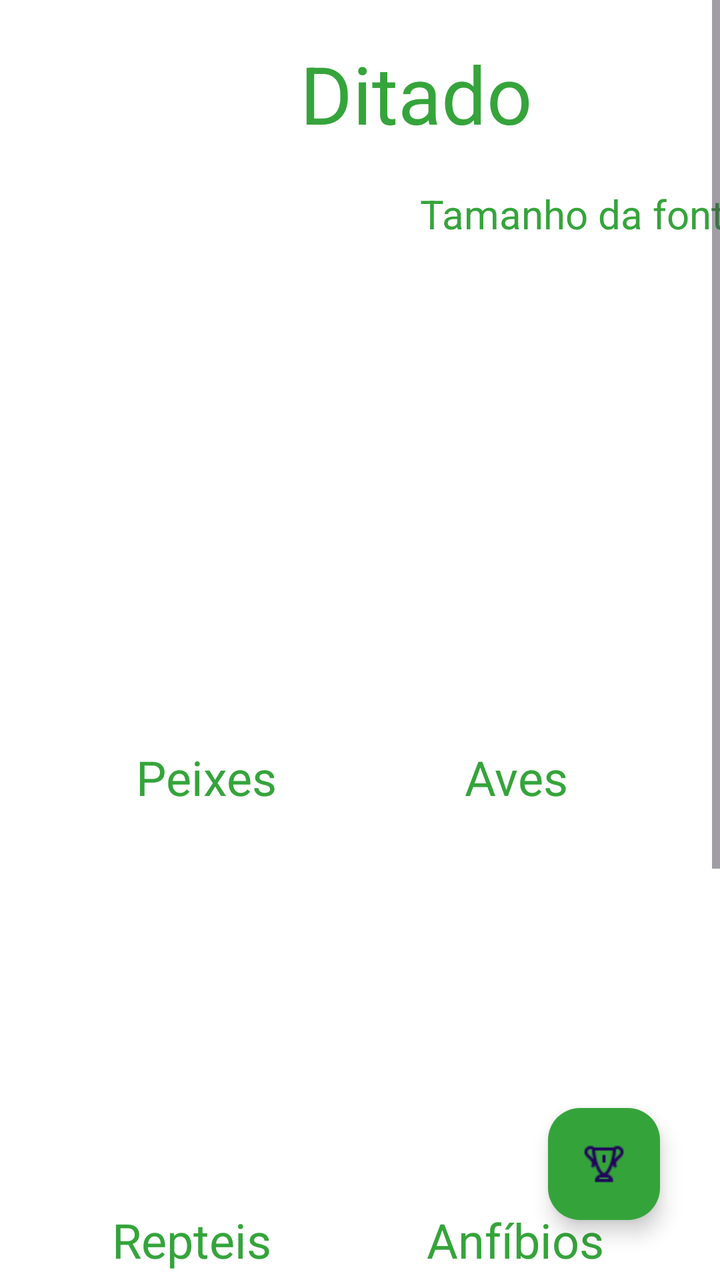
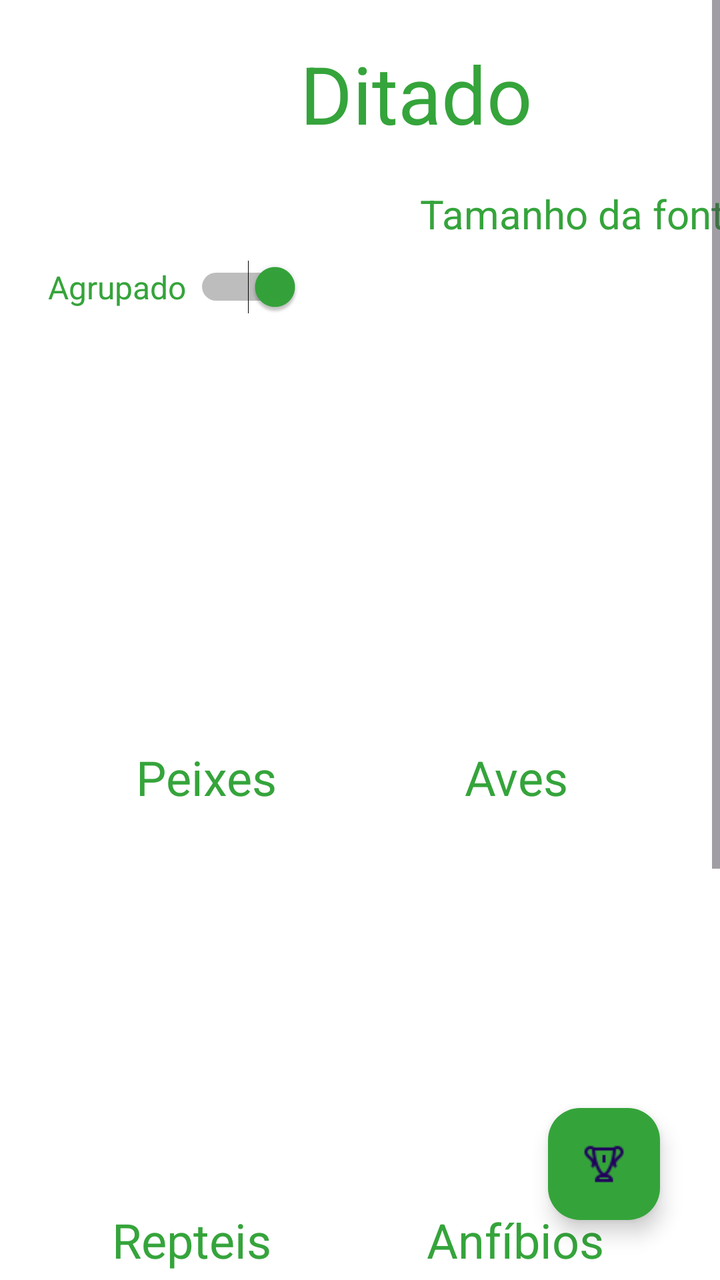

Compare the two renders of this Android layout. The source of the first and the diff that turns it into the second are given below.
<!-- AndroidManifest.xml: application theme Theme.Ditado -->
<!-- res/layout/fragment_first.xml -->
<?xml version="1.0" encoding="utf-8"?>
<androidx.constraintlayout.widget.ConstraintLayout
    xmlns:android="http://schemas.android.com/apk/res/android"
    xmlns:app="http://schemas.android.com/apk/res-auto"
    xmlns:tools="http://schemas.android.com/tools"
    android:layout_width="match_parent"
    android:layout_height="match_parent"
    android:background="@color/white"
    tools:context=".FirstFragment">


    <ScrollView
        android:layout_width="match_parent"
        android:layout_height="match_parent"
        android:fillViewport="true"
        app:layout_constraintBottom_toBottomOf="parent"
        app:layout_constraintEnd_toEndOf="parent"
        app:layout_constraintStart_toStartOf="parent"
        app:layout_constraintTop_toTopOf="parent">


        <androidx.constraintlayout.widget.ConstraintLayout
            android:layout_width="match_parent"
            android:layout_height="wrap_content"
            android:paddingBottom="80dp">

            <TextView
                android:id="@+id/txtTitulo"
                android:layout_width="wrap_content"
                android:layout_height="wrap_content"
                android:layout_marginStart="150sp"
                android:layout_marginTop="20sp"
                android:layout_marginEnd="173sp"
                android:text="@string/titulo"
                android:textColor="@color/destaque"
                android:textSize="40sp"
                app:layout_constraintEnd_toEndOf="parent"
                app:layout_constraintHorizontal_bias="0.0"
                app:layout_constraintStart_toStartOf="parent"
                app:layout_constraintTop_toTopOf="parent" />

            <TextView
                android:id="@+id/txtSpinner"
                android:layout_width="wrap_content"
                android:layout_height="wrap_content"
                android:layout_marginStart="210sp"
                android:layout_marginTop="20sp"
                android:text="Tamanho da fonte"
                android:textColor="@color/destaque"
                android:textSize="20sp"
                app:layout_constraintStart_toStartOf="parent"
                app:layout_constraintTop_toBottomOf="@+id/txtTitulo" />

            <Spinner
                android:id="@+id/spinner"
                android:layout_width="wrap_content"
                android:layout_height="wrap_content"
                android:layout_marginStart="252sp"
                android:layout_marginTop="12sp"
                android:layout_marginEnd="41sp"
                android:backgroundTint="@color/white"
                android:contextClickable="false"
                android:foregroundTint="@color/white"
                android:popupBackground="@color/white"
                app:layout_constraintEnd_toEndOf="parent"
                app:layout_constraintStart_toStartOf="parent"
                app:layout_constraintTop_toBottomOf="@+id/txtSpinner" />


            <TextView
                android:id="@+id/txtPeixes"
                android:layout_width="wrap_content"
                android:layout_height="wrap_content"
                android:layout_marginStart="68sp"
                android:layout_marginTop="8sp"
                android:text="Peixes"
                android:textColor="@color/destaque"
                android:textSize="24sp"
                app:layout_constraintStart_toStartOf="parent"
                app:layout_constraintTop_toBottomOf="@+id/gvPeixes" />

            <GridView
                android:id="@+id/gvPeixes"
                android:layout_width="165dp"
                android:layout_height="167dp"
                android:layout_marginStart="30sp"
                android:layout_marginTop="77sp"
                android:layout_marginEnd="28sp"
                android:gravity="center"
                android:numColumns="2"
                app:layout_constraintEnd_toStartOf="@+id/gvAves"
                app:layout_constraintStart_toStartOf="parent"
                app:layout_constraintTop_toBottomOf="@+id/txtSpinner" />


            <TextView
                android:id="@+id/txtAves"
                android:layout_width="wrap_content"
                android:layout_height="wrap_content"
                android:layout_marginTop="8sp"
                android:layout_marginEnd="76sp"
                android:text="Aves"
                android:textColor="@color/destaque"
                android:textSize="24sp"
                app:layout_constraintEnd_toEndOf="parent"
                app:layout_constraintTop_toBottomOf="@+id/gvAves" />

            <GridView
                android:id="@+id/gvAves"
                android:layout_width="165sp"
                android:layout_height="167sp"
                android:layout_marginStart="28sp"
                android:layout_marginTop="77sp"
                android:layout_marginEnd="30sp"
                android:gravity="center"
                android:numColumns="2"
                app:layout_constraintEnd_toEndOf="parent"
                app:layout_constraintStart_toEndOf="@+id/gvPeixes"
                app:layout_constraintTop_toBottomOf="@+id/txtSpinner" />


            <TextView
                android:id="@+id/txtRepteis"
                android:layout_width="wrap_content"
                android:layout_height="wrap_content"
                android:layout_marginStart="56dp"
                android:layout_marginTop="12dp"
                android:text="Repteis"
                android:textColor="@color/destaque"
                android:textSize="24sp"
                app:layout_constraintStart_toStartOf="parent"
                app:layout_constraintTop_toBottomOf="@+id/gvRepteis" />

            <GridView
                android:id="@+id/gvRepteis"
                android:layout_width="165sp"
                android:layout_height="167sp"
                android:layout_marginStart="30sp"
                android:layout_marginTop="20dp"
                android:layout_marginEnd="28sp"
                android:gravity="center"
                android:numColumns="2"
                app:layout_constraintEnd_toStartOf="@+id/gvAnfibios"
                app:layout_constraintStart_toStartOf="parent"
                app:layout_constraintTop_toBottomOf="@+id/txtPeixes" />

            
            <TextView
                android:id="@+id/txtAnfibios"
                android:layout_width="wrap_content"
                android:layout_height="wrap_content"
                android:layout_marginTop="12sp"
                android:layout_marginEnd="58sp"
                android:text="Anfíbios"
                android:textColor="@color/destaque"
                android:textSize="24sp"
                app:layout_constraintEnd_toEndOf="parent"
                app:layout_constraintTop_toBottomOf="@+id/gvAnfibios" />

            <GridView
                android:id="@+id/gvAnfibios"
                android:layout_width="165sp"
                android:layout_height="167sp"
                android:layout_marginStart="28sp"
                android:layout_marginTop="20dp"
                android:layout_marginEnd="30sp"
                android:gravity="center"
                android:numColumns="2"
                app:layout_constraintEnd_toEndOf="parent"
                app:layout_constraintStart_toEndOf="@+id/gvRepteis"
                app:layout_constraintTop_toBottomOf="@+id/txtAves" />

            
            <TextView
                android:id="@+id/txtMamiferos"
                android:layout_width="wrap_content"
                android:layout_height="wrap_content"
                android:layout_marginStart="32dp"
                android:layout_marginTop="8dp"
                android:layout_marginEnd="267dp"
                android:text="Mamíferos"
                android:textColor="@color/destaque"
                android:textSize="24sp"
                app:layout_constraintEnd_toEndOf="parent"
                app:layout_constraintStart_toStartOf="parent"
                app:layout_constraintTop_toBottomOf="@+id/gvMamiferos" />

            <GridView
                android:id="@+id/gvMamiferos"
                android:layout_width="165sp"
                android:layout_height="167sp"
                android:layout_marginStart="14dp"
                android:layout_marginTop="20dp"
                android:layout_marginEnd="236dp"
                android:gravity="center"
                android:numColumns="2"
                app:layout_constraintEnd_toEndOf="parent"
                app:layout_constraintStart_toStartOf="parent"
                app:layout_constraintTop_toBottomOf="@+id/txtRepteis"
                tools:ignore="MissingConstraints" />

        </androidx.constraintlayout.widget.ConstraintLayout>
    </ScrollView>


    <com.google.android.material.floatingactionbutton.FloatingActionButton
        android:id="@+id/fabF1"
        android:layout_width="wrap_content"
        android:layout_height="wrap_content"
        android:layout_marginEnd="30sp"
        android:layout_marginBottom="30sp"
        android:foregroundTint="@color/white"
        android:tint="@color/white"
        app:backgroundTint="@color/destaque"
        app:layout_constraintBottom_toBottomOf="parent"
        app:layout_constraintEnd_toEndOf="parent"
        app:rippleColor="@color/black"
        app:srcCompat="@drawable/icons8_trophy_32" />

</androidx.constraintlayout.widget.ConstraintLayout>
<!-- resources referenced by this layout -->
<resources>
  <color name="black">#FF000000</color>
  <color name="destaque">#FE34A43A</color>
  <color name="white">#FFFFFFFF</color>
  <!-- drawable icons8_trophy_32: png bitmap (drawable, 566 bytes) -->
  <string name="titulo">Ditado</string>
  <style name="Theme.Ditado" parent="Base.Theme.Ditado" />
  <style name="Base.Theme.Ditado" parent="Theme.Material3.DayNight.NoActionBar">
          
          
      </style>
</resources>

<!-- the commit's change to res/layout/fragment_first.xml (unified diff, before → after) -->
@@ -1,6 +1,5 @@
 <?xml version="1.0" encoding="utf-8"?>
-<androidx.constraintlayout.widget.ConstraintLayout
-    xmlns:android="http://schemas.android.com/apk/res/android"
+<androidx.constraintlayout.widget.ConstraintLayout xmlns:android="http://schemas.android.com/apk/res/android"
     xmlns:app="http://schemas.android.com/apk/res-auto"
     xmlns:tools="http://schemas.android.com/tools"
     android:layout_width="match_parent"
@@ -144,7 +143,7 @@
                 app:layout_constraintStart_toStartOf="parent"
                 app:layout_constraintTop_toBottomOf="@+id/txtPeixes" />
 
-            
+
             <TextView
                 android:id="@+id/txtAnfibios"
                 android:layout_width="wrap_content"
@@ -170,7 +169,7 @@
                 app:layout_constraintStart_toEndOf="@+id/gvRepteis"
                 app:layout_constraintTop_toBottomOf="@+id/txtAves" />
 
-            
+
             <TextView
                 android:id="@+id/txtMamiferos"
                 android:layout_width="wrap_content"
@@ -199,9 +198,41 @@
                 app:layout_constraintTop_toBottomOf="@+id/txtRepteis"
                 tools:ignore="MissingConstraints" />
 
+            <Switch
+                android:id="@+id/swc"
+                android:layout_width="wrap_content"
+                android:layout_height="wrap_content"
+                android:layout_marginStart="13dp"
+                android:layout_marginTop="130dp"
+                android:layout_marginEnd="100dp"
+                android:checked="true"
+                android:text="Agrupado "
+                android:textColor="@color/destaque"
+                android:textSize="16sp"
+                android:thumbTint="@color/destaque"
+                android:trackTint="@color/black"
+                app:layout_constraintEnd_toStartOf="@+id/spinner"
+                app:layout_constraintStart_toStartOf="parent"
+                app:layout_constraintTop_toTopOf="parent"
+                tools:ignore="MissingConstraints" />
+
+
         </androidx.constraintlayout.widget.ConstraintLayout>
+
     </ScrollView>
 
+    <ListView
+        android:id="@+id/lvAnimais"
+        android:layout_width="wrap_content"
+        android:layout_height="570dp"
+        android:layout_marginTop="180dp"
+        android:scrollIndicators="bottom"
+        android:visibility="gone"
+        app:layout_constraintTop_toTopOf="parent"
+        tools:ignore="MissingConstraints"
+        tools:layout_editor_absoluteX="1dp">
+
+    </ListView>
 
     <com.google.android.material.floatingactionbutton.FloatingActionButton
         android:id="@+id/fabF1"
